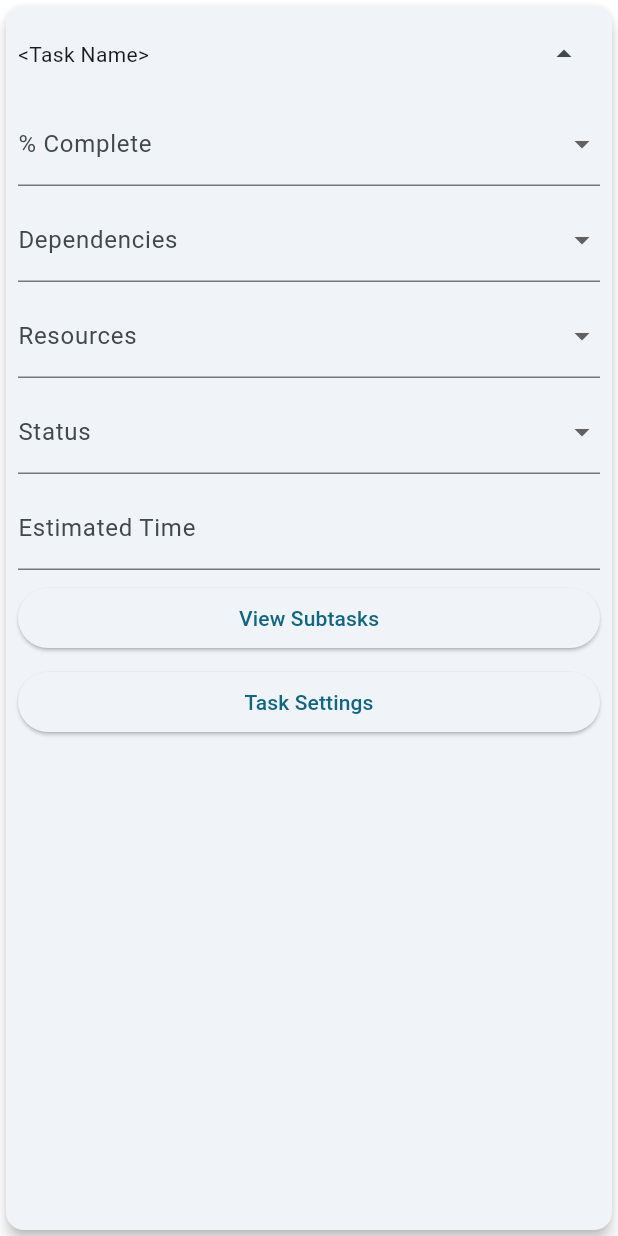
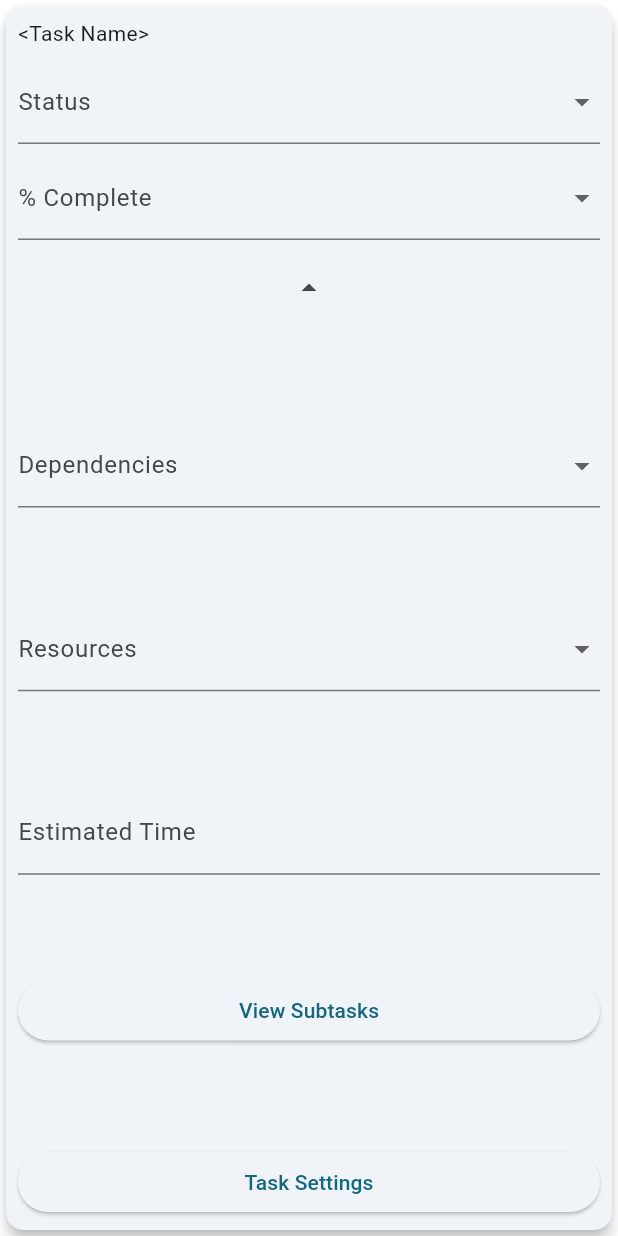
Before and after one commit to Natmoy-LETU/-chokhmah-, a Flutter app: the Task screen opened by its route, after a tap on the "arrow drop down" icon, on a phone screen of 412 x 824 dp. Run offline on Flutter 3.47's test engine with Material 3 defaults, Android fonts, the phone set to English and light mode, and no system bars; statements that could not run were skipped.

Commit message:
Refactored Task widget for stability, with some errors.

```diff
--- a/chokmah_productivity_tracker/lib/main.dart
+++ b/chokmah_productivity_tracker/lib/main.dart
@@ -39,8 +39,8 @@ class Chokmah extends StatelessWidget {
       routes: {
         '/': (context) => const MainMenu(title: 'Start Page'),
         '/settings': (context) => const Settings(title: '',),
-        '/task_frame': (context) => TaskFrame(),
-        '/task': (context) => Task(),
+        '/task_frame': (context) => const TaskFrame(task:DummyTask()),
+        '/task': (context) => const Task(),
         '/method':(context) => MethodMenu(title: 'Methods'),
 
       },
@@ -84,7 +84,10 @@ class MainMenu extends StatelessWidget {
 
             ElevatedButton(
               onPressed: () {
-                Navigator.pushNamed(context, '/task_frame');
+                Navigator.pushNamed(
+                  context,
+                  '/task_frame',
+                  );
               },
               child: const Text('Go to TaskFrame Screen'),
             ),
--- a/chokmah_productivity_tracker/lib/task.dart
+++ b/chokmah_productivity_tracker/lib/task.dart
@@ -2,8 +2,8 @@ import 'package:flutter/material.dart';
 
 // Enum to represent different states of the task
 enum TaskState {
-  Expanded,
-  Collapsed,
+  expanded,
+  collapsed,
 }
 
 class Task extends StatefulWidget {
@@ -13,43 +13,68 @@ class Task extends StatefulWidget {
   _TaskState createState() => _TaskState();
 }
 
+//Dummy task for initial load state
+class DummyTask extends Task {
+  const DummyTask({super.key});
+  // Implement the Task class with default values or behaviors
+  // This is just a placeholder and should not be used for actual task data
+}
+
+
+
 class _TaskState extends State<Task> {
-  TaskState taskState = TaskState.Collapsed;
+  TaskState taskState = TaskState.collapsed;
 
   @override
   Widget build(BuildContext context) {
-    return GestureDetector(
-      onTap: () {
-        setState(() {
-          taskState = taskState == TaskState.Collapsed ? TaskState.Expanded : TaskState.Collapsed;
-        });
+    return Draggable(
+      feedback: LayoutBuilder(
+        builder: (BuildContext context, BoxConstraints constraints) {
+          return Container(
+            width: constraints.minWidth, // Match the width of the child widget
+            height: constraints.minHeight, // Match the height of the child widget
+            color: Colors.white, // Match the color of the child widget
+          );
         },
+      ),
       child: Card(
         elevation: 4.0,
         child: Padding(
           padding: const EdgeInsets.all(8.0),
           child: Column(
             crossAxisAlignment: CrossAxisAlignment.stretch,
+            mainAxisAlignment: MainAxisAlignment.spaceBetween,
+            mainAxisSize: MainAxisSize.min,
             children: [
-              Row(
+              Column(
+                crossAxisAlignment: CrossAxisAlignment.stretch,
                 mainAxisAlignment: MainAxisAlignment.spaceBetween,
+                mainAxisSize: MainAxisSize.min,
                 children: [
-                  Text("<Task Name>"),
-                  IconButton(
-                    icon: Icon(
-                      taskState == TaskState.Expanded ? Icons.arrow_drop_up : Icons.arrow_drop_down,
+                  const Text("<Task Name>"),
+                  const SizedBox(height: 8),
+                  Flexible( //wrap children in a box to prevent overflow
+                    fit: FlexFit.loose,
+                    child: DropdownButtonFormField<String>(
+                      decoration: const InputDecoration(labelText: 'Status'),
+                      onChanged: (String? newValue) {},
+                      items: const [
+                        DropdownMenuItem<String>(
+                          value: 'status1',
+                          child: Text('<Status 1>'),
                         ),
-                    onPressed: () {
-                      setState(() {
-                        taskState = taskState == TaskState.Collapsed ? TaskState.Expanded : TaskState.Collapsed;
-                      });
-                    },
+                        DropdownMenuItem<String>(
+                          value: 'status2',
+                          child: Text('<Status 2>'),
                         ),
+                        // Add more unique values here
                       ],
                     ),
-              if (taskState == TaskState.Expanded) ...[
+                  ),
                 const SizedBox(height: 8),
-                DropdownButtonFormField<String>(
+                Flexible(
+                  fit: FlexFit.loose,
+                  child: DropdownButtonFormField<String>(
                     decoration: const InputDecoration(labelText: '% Complete'),
                     onChanged: (String? newValue) {},
                     items: const [
@@ -99,8 +124,25 @@ class _TaskState extends State<Task> {
                       ),
                     ],
                   ),
+                ),
                 const SizedBox(height: 8),
-                DropdownButtonFormField<String>(
+                IconButton(
+                  icon: Icon(
+                    taskState == TaskState.expanded ? Icons.arrow_drop_up : Icons.arrow_drop_down,
+                  ),
+                  onPressed: () {
+                    setState(() {
+                      taskState = taskState == TaskState.collapsed ? TaskState.expanded : TaskState.collapsed;
+                    });
+                  },
+                ),
+              ],
+              ),
+              if (taskState == TaskState.expanded) ...[
+                const SizedBox(height: 8),
+                Flexible(
+                  fit: FlexFit.loose,
+                  child: DropdownButtonFormField<String>(
                     decoration: const InputDecoration(labelText: 'Dependencies'),
                     onChanged: (String? newValue) {},
                     items: const [
@@ -115,8 +157,11 @@ class _TaskState extends State<Task> {
                       // Add more unique values here
                     ],
                   ),
+                ),
                 const SizedBox(height: 8),
-                DropdownButtonFormField<String>(
+                Flexible(
+                  fit: FlexFit.loose,
+                  child: DropdownButtonFormField<String>(
                     decoration: const InputDecoration(labelText: 'Resources'),
                     onChanged: (String? newValue) {},
                     items: const [
@@ -131,21 +176,6 @@ class _TaskState extends State<Task> {
                       // Add more unique values here
                     ],
                   ),
-                const SizedBox(height: 8),
-                DropdownButtonFormField<String>(
-                  decoration: const InputDecoration(labelText: 'Status'),
-                  onChanged: (String? newValue) {},
-                  items: const [
-                    DropdownMenuItem<String>(
-                      value: 'status1',
-                      child: Text('<Status 1>'),
-                    ),
-                    DropdownMenuItem<String>(
-                      value: 'status2',
-                      child: Text('<Status 2>'),
-                    ),
-                    // Add more unique values here
-                  ],
                 ),
                 const SizedBox(height: 8),
                 TextFormField(
```
Lines whose indentation alone changed are shown as unchanged.
